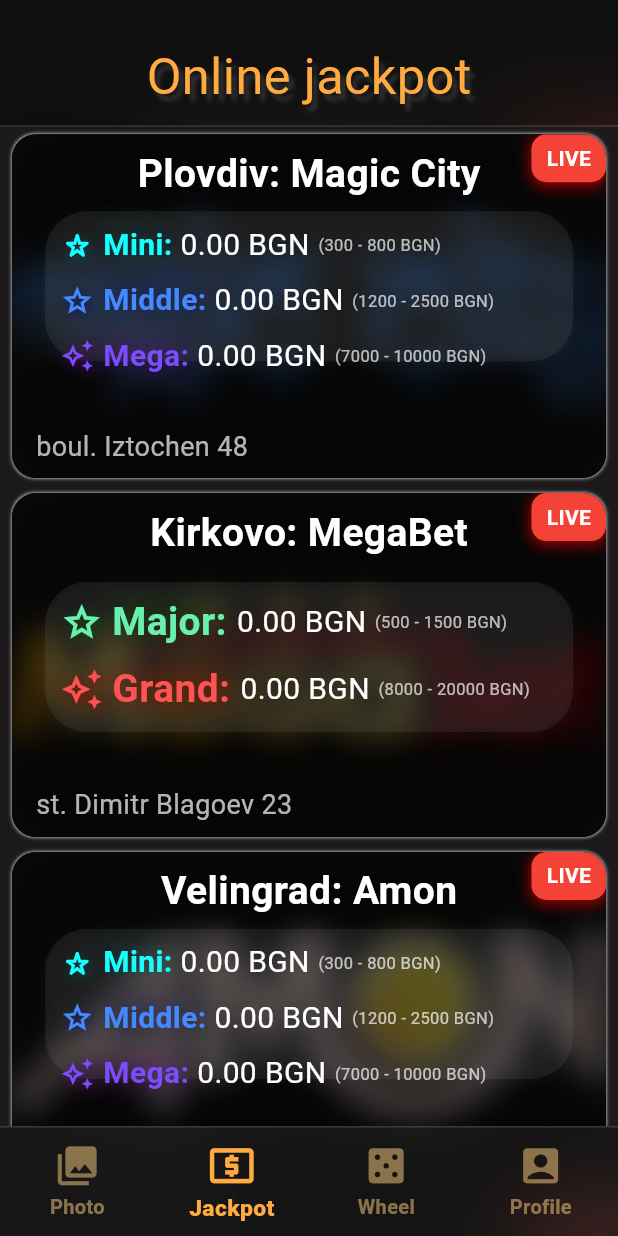
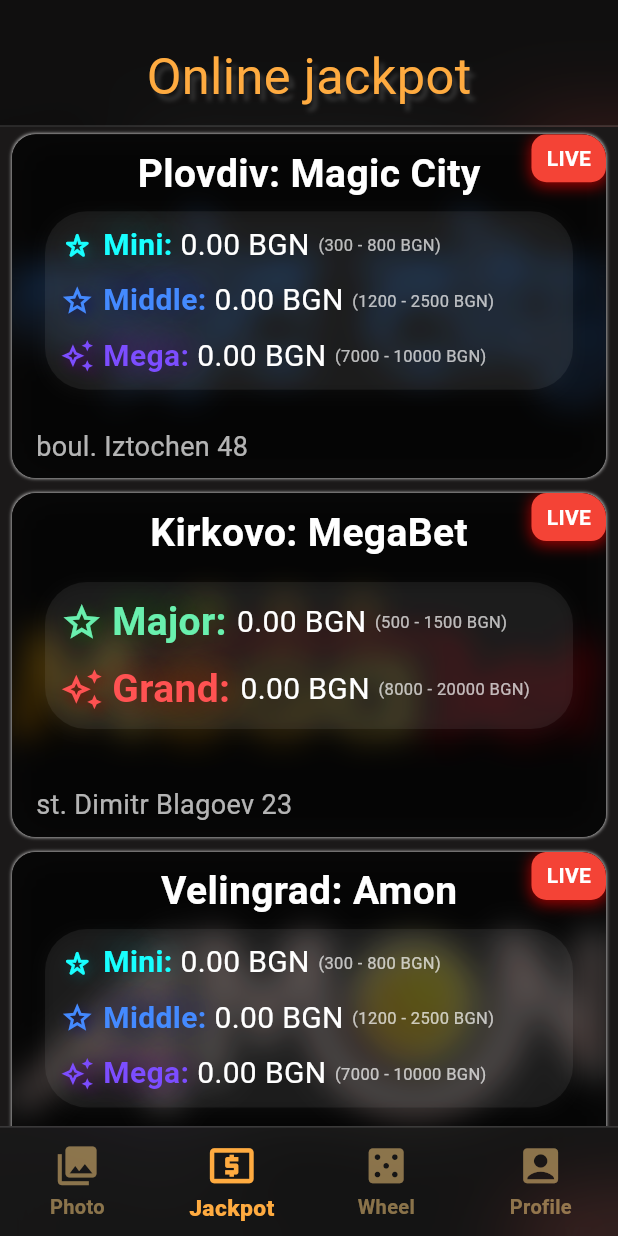
Before and after one commit to TrollBRUNO/iPA_Test_Flutter, a Flutter app: the JackpotPage screen opened by its route, on a phone screen of 412 x 824 dp. Run offline on Flutter 3.47's test engine with Material 3 defaults, Android fonts, the phone set to English and light mode, and no system bars; our stand-ins replace another_flushbar, confetti, dio, easy_localization, flutter_fortune_wheel, go_router and 5 more; missing offline and left inert: flutter_inappwebview, mqtt_client; accounts and stored records are empty; network calls fail; Roboto replaces fonts that are missing (Jura).

Commit message:
делаем разметку дальше

```diff
--- a/lib/utils/adaptive_sizes.dart
+++ b/lib/utils/adaptive_sizes.dart
@@ -168,6 +168,7 @@
   static double getJackpotWidgetHeight() {
     if (screenWidth > 600) return screenHeight * 0.19872;
     if (screenWidth > 400) return screenHeight * 0.2782;
+    if (screenHeight > 1000 && screenWidth < 450) return screenHeight * 0.19872;
     return screenHeight * 0.2782;
   }
 
@@ -326,8 +327,9 @@
   }
 
   static double getJackpotPercentSize() {
-    if (screenWidth > 600) return 180;
+    if (screenWidth > 600) return screenWidth * 0.25;
     if (screenWidth > 400) return screenWidth * 0.27777;
+    if (screenHeight > 1000 && screenWidth < 450) return screenWidth * 0.25;
     return screenWidth * 0.27777;
   }
 
@@ -346,7 +348,7 @@
   static double getJackpotLogoFontSize2() {
     if (screenWidth > 600) return screenWidth * 0.04444;
     if (screenWidth > 400) return screenWidth * 0.05128;
-    if (screenHeight > 1000 && screenWidth < 450) return screenWidth * 0.04444;
+    if (screenHeight > 1000 && screenWidth < 450) return screenWidth * 0.0444;
     return screenWidth * 0.05128;
   }
 
--- a/lib/widgets/jackpot_widget.dart
+++ b/lib/widgets/jackpot_widget.dart
@@ -188,7 +188,6 @@
                             jackpot.isMysteryProgressive,
                           ),
                       child: Container(
-                        height: 100,
                         padding:
                             AdaptiveSizes.getJackpotContentWidgetSecondPadding(),
                         decoration: BoxDecoration(
@@ -210,11 +209,9 @@
                               AdaptiveSizes.getJackpotWidgetBorderSecondRadius(),
                         ),
                         // Джекпоты
-                        child: Expanded(
-                          child: Column(
-                            crossAxisAlignment: CrossAxisAlignment.start,
-                            children: jackpotValues,
-                          ),
+                        child: Column(
+                          crossAxisAlignment: CrossAxisAlignment.start,
+                          children: jackpotValues,
                         ),
                       ),
                     ),
```
